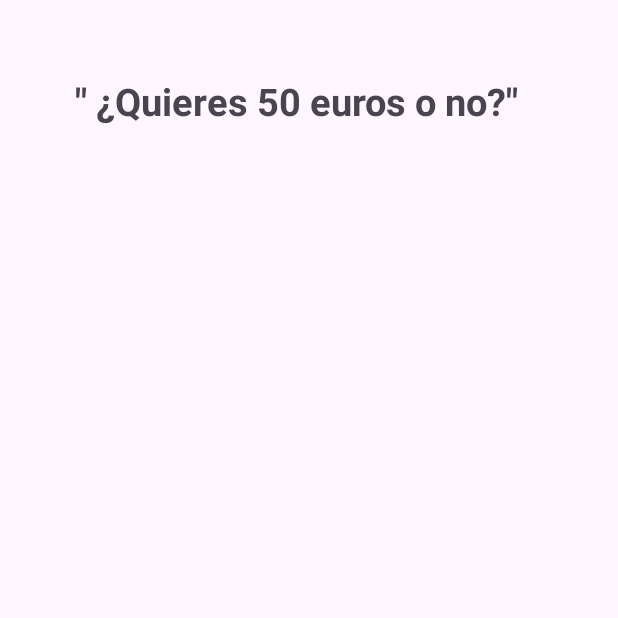
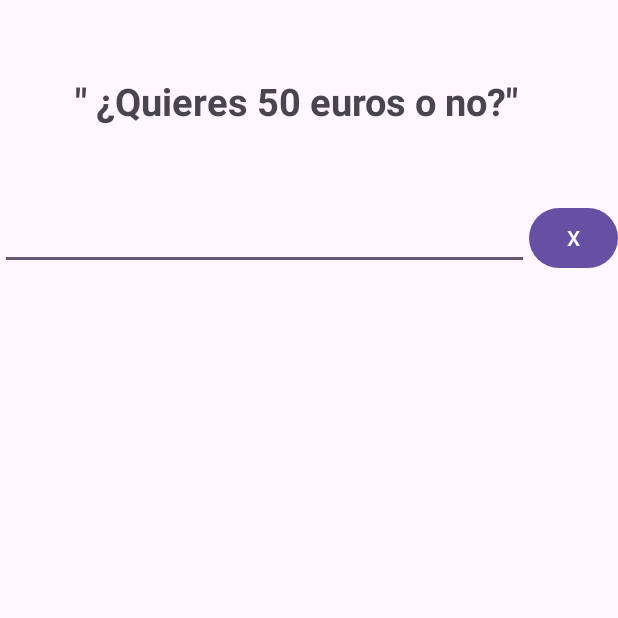
Before and after one commit to mnuelgc/Practica_Filmoteca, an Android app: the PersonalizacionComponentesActivity screen opened directly, with no data from a screen before it, on a phone screen of 412 x 824 dp, the top half of it. Run offline under Robolectric (Android 15) with nearby library versions, the phone set to English and light mode, and no system bars.

Commit message:
Exercice2 done

```diff
--- /dev/null
+++ b/Drawable/app/src/main/java/es/eps/ua/drawable/EdicionBorrable.kt
@@ -0,0 +1,31 @@
+package es.eps.ua.drawable
+
+import android.content.Context
+import android.util.AttributeSet
+import android.view.LayoutInflater
+import android.widget.Button
+import android.widget.EditText
+import android.widget.LinearLayout
+
+class EdicionBorrable : LinearLayout {
+    var editText : EditText? = null
+    var button : Button? = null
+    constructor(ctx : Context?) : super(ctx) {
+        initialize()
+    }
+    constructor(ctx : Context?, attrs: AttributeSet?) : super(ctx, attrs) {
+        initialize()
+    }
+
+
+    private fun initialize() {
+        val li = context.getSystemService(Context.LAYOUT_INFLATER_SERVICE) as LayoutInflater
+        li.inflate(R.layout.edicion_borrable, this, true)
+
+        editText = findViewById<EditText>(R.id.editText)
+        button = findViewById<Button>(R.id.button_ed_borrable)
+
+        button!!.setOnClickListener { editText!!.setText("") }
+    }
+
+}
--- a/Drawable/app/src/main/res/layout/activity_personalizacion_componentes.xml
+++ b/Drawable/app/src/main/res/layout/activity_personalizacion_componentes.xml
@@ -7,6 +7,7 @@
     tools:context=".PersonalizacionComponentesActivity">
 
     <es.eps.ua.drawable.TextViewCitas
+        android:id="@+id/randomQuotes"
         android:layout_width="match_parent"
         android:layout_height="wrap_content"
         android:textSize="25sp"
@@ -18,4 +19,15 @@
         app:layout_constraintStart_toStartOf="parent"
         app:layout_constraintEnd_toEndOf="parent" />
 
+    <es.eps.ua.drawable.EdicionBorrable
+        android:layout_width="match_parent"
+        android:layout_height="50dp"
+        android:layout_marginTop="50dp"
+        app:layout_constraintTop_toBottomOf="@id/randomQuotes"
+        app:layout_constraintStart_toStartOf="parent"
+        app:layout_constraintEnd_toEndOf="parent" />
+
+
+
+
 </androidx.constraintlayout.widget.ConstraintLayout>
--- /dev/null
+++ b/Drawable/app/src/main/res/layout/edicion_borrable.xml
@@ -0,0 +1,17 @@
+<?xml version="1.0" encoding="utf-8"?>
+<LinearLayout xmlns:android="http://schemas.android.com/apk/res/android"
+    android:orientation="horizontal"
+    android:layout_width="match_parent"
+    android:layout_height="match_parent">
+    <EditText
+        android:id="@+id/editText"
+        android:layout_width="0dp"
+        android:layout_height="wrap_content"
+        android:layout_weight="9" />
+    <Button
+        android:id="@+id/button_ed_borrable"
+        android:layout_width="0dp"
+        android:layout_height="wrap_content"
+        android:layout_weight="1.5"
+        android:text="X" />
+</LinearLayout>
```
